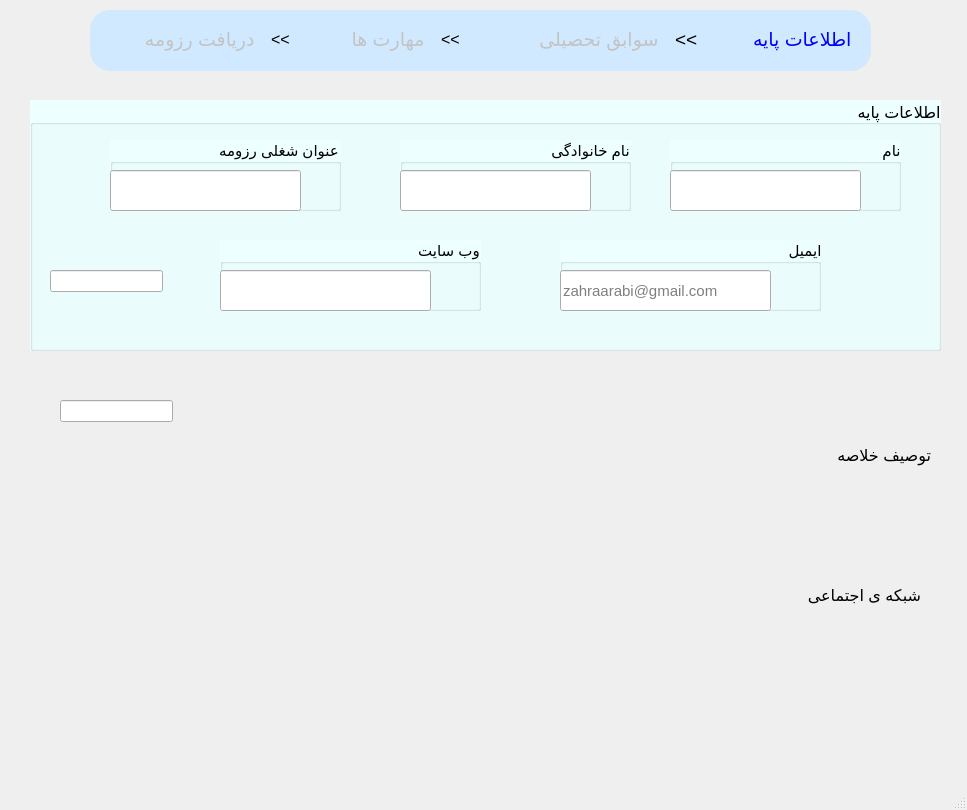
This is Form.ui in z-arabi/CV as Qt 5 draws it before an edit. The edited form follows.
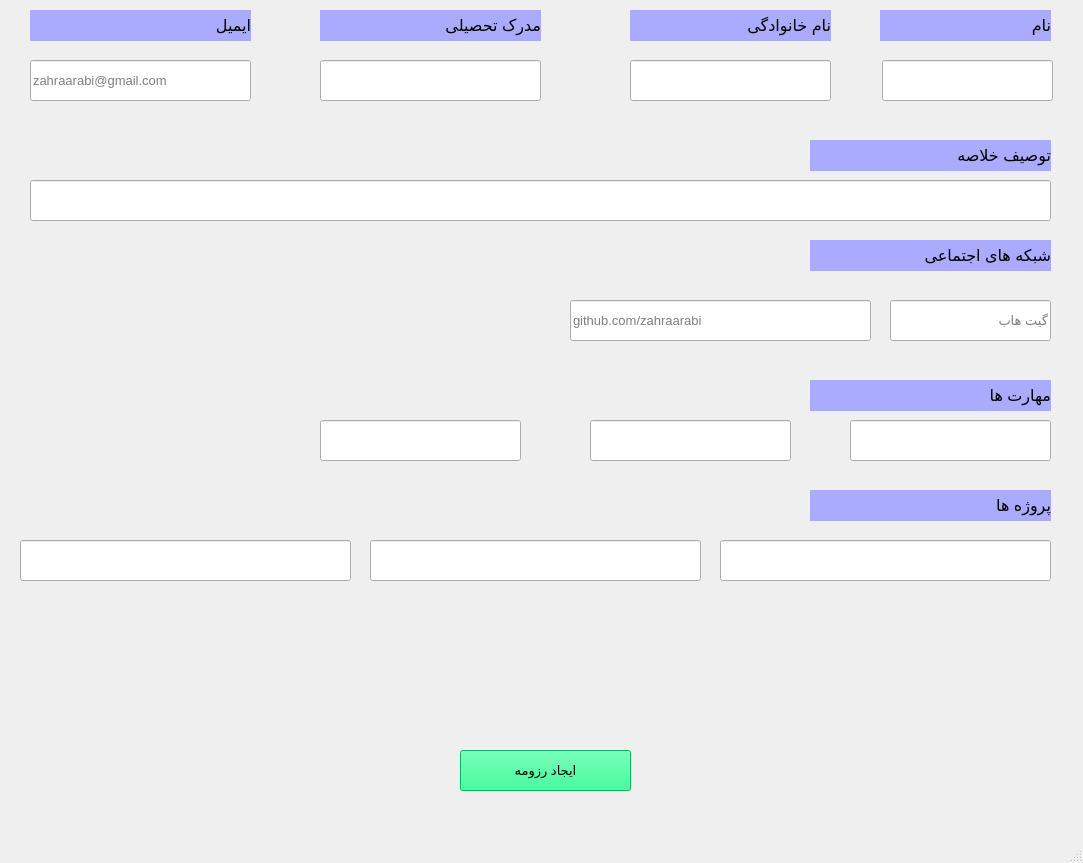
This is the edited form.

Commit message: final state but alignment has problem

What changed in the file:
```diff
--- a/Form.ui
+++ b/Form.ui
@@ -6,8 +6,8 @@
    <rect>
     <x>0</x>
     <y>0</y>
-    <width>967</width>
-    <height>810</height>
+    <width>1083</width>
+    <height>863</height>
    </rect>
   </property>
   <property name="font">
@@ -27,9 +27,9 @@
    <widget class="QLabel" name="label_4">
     <property name="geometry">
      <rect>
-      <x>760</x>
-      <y>580</y>
-      <width>161</width>
+      <x>880</x>
+      <y>10</y>
+      <width>171</width>
       <height>31</height>
      </rect>
     </property>
@@ -39,16 +39,89 @@
       <pointsize>12</pointsize>
      </font>
     </property>
+    <property name="styleSheet">
+     <string notr="true">background-color: rgb(170, 170, 255);
+border-color: rgb(0, 0, 0);</string>
+    </property>
     <property name="text">
-     <string>شبکه ی اجتماعی</string>
+     <string>نام</string>
+    </property>
+   </widget>
+   <widget class="QLabel" name="label_5">
+    <property name="geometry">
+     <rect>
+      <x>630</x>
+      <y>10</y>
+      <width>201</width>
+      <height>31</height>
+     </rect>
+    </property>
+    <property name="font">
+     <font>
+      <family>Tahoma</family>
+      <pointsize>12</pointsize>
+     </font>
+    </property>
+    <property name="styleSheet">
+     <string notr="true">background-color: rgb(170, 170, 255);
+border-color: rgb(0, 0, 0);</string>
+    </property>
+    <property name="text">
+     <string>نام خانوادگی</string>
+    </property>
+   </widget>
+   <widget class="QLabel" name="label_6">
+    <property name="geometry">
+     <rect>
+      <x>320</x>
+      <y>10</y>
+      <width>221</width>
+      <height>31</height>
+     </rect>
+    </property>
+    <property name="font">
+     <font>
+      <family>Tahoma</family>
+      <pointsize>12</pointsize>
+     </font>
+    </property>
+    <property name="styleSheet">
+     <string notr="true">background-color: rgb(170, 170, 255);
+border-color: rgb(0, 0, 0);</string>
+    </property>
+    <property name="text">
+     <string>مدرک تحصیلی</string>
     </property>
    </widget>
    <widget class="QLabel" name="label_7">
     <property name="geometry">
      <rect>
+      <x>30</x>
+      <y>10</y>
+      <width>221</width>
+      <height>31</height>
+     </rect>
+    </property>
+    <property name="font">
+     <font>
+      <family>Tahoma</family>
+      <pointsize>12</pointsize>
+     </font>
+    </property>
+    <property name="styleSheet">
+     <string notr="true">background-color: rgb(170, 170, 255);
+border-color: rgb(0, 0, 0);</string>
+    </property>
+    <property name="text">
+     <string>ایمیل</string>
+    </property>
+   </widget>
+   <widget class="QLabel" name="label_8">
+    <property name="geometry">
+     <rect>
       <x>810</x>
-      <y>440</y>
-      <width>121</width>
+      <y>140</y>
+      <width>241</width>
       <height>31</height>
      </rect>
     </property>
@@ -58,196 +131,67 @@
       <pointsize>12</pointsize>
      </font>
     </property>
+    <property name="styleSheet">
+     <string notr="true">background-color: rgb(170, 170, 255);
+border-color: rgb(0, 0, 0);</string>
+    </property>
     <property name="text">
      <string>توصیف خلاصه</string>
     </property>
    </widget>
-   <widget class="QFrame" name="mainTitle">
+   <widget class="QLabel" name="label_10">
     <property name="geometry">
      <rect>
-      <x>90</x>
-      <y>10</y>
-      <width>781</width>
-      <height>61</height>
+      <x>810</x>
+      <y>240</y>
+      <width>241</width>
+      <height>31</height>
      </rect>
     </property>
+    <property name="font">
+     <font>
+      <family>Tahoma</family>
+      <pointsize>12</pointsize>
+     </font>
+    </property>
     <property name="styleSheet">
-     <string notr="true">QFrame{
-background-color: rgb(208, 233, 255);
-border-radius: 20px
-}</string>
+     <string notr="true">background-color: rgb(170, 170, 255);
+border-color: rgb(0, 0, 0);</string>
     </property>
-    <property name="frameShape">
-     <enum>QFrame::StyledPanel</enum>
+    <property name="text">
+     <string>شبکه های اجتماعی</string>
     </property>
-    <property name="frameShadow">
-     <enum>QFrame::Raised</enum>
+   </widget>
+   <widget class="QLabel" name="label_11">
+    <property name="geometry">
+     <rect>
+      <x>810</x>
+      <y>380</y>
+      <width>241</width>
+      <height>31</height>
+     </rect>
     </property>
-    <widget class="QLabel" name="label_13">
-     <property name="geometry">
-      <rect>
-       <x>620</x>
-       <y>0</y>
-       <width>152</width>
-       <height>59</height>
-      </rect>
-     </property>
-     <property name="font">
-      <font>
-       <family>Tahoma</family>
-       <pointsize>14</pointsize>
-       <weight>50</weight>
-       <bold>false</bold>
-      </font>
-     </property>
-     <property name="styleSheet">
-      <string notr="true">QLabel{
-color: rgb(0, 0, 255);
-}</string>
-     </property>
-     <property name="text">
-      <string>  اطلاعات پایه   </string>
-     </property>
-    </widget>
-    <widget class="QLabel" name="label_15">
-     <property name="geometry">
-      <rect>
-       <x>181</x>
-       <y>0</y>
-       <width>42</width>
-       <height>59</height>
-      </rect>
-     </property>
-     <property name="font">
-      <font>
-       <family>Tahoma</family>
-       <pointsize>12</pointsize>
-      </font>
-     </property>
-     <property name="text">
-      <string>&lt;&lt;</string>
-     </property>
-    </widget>
-    <widget class="QLabel" name="label_14">
-     <property name="geometry">
-      <rect>
-       <x>229</x>
-       <y>0</y>
-       <width>116</width>
-       <height>59</height>
-      </rect>
-     </property>
-     <property name="font">
-      <font>
-       <family>Tahoma</family>
-       <pointsize>14</pointsize>
-      </font>
-     </property>
-     <property name="styleSheet">
-      <string notr="true">QLabel{
-color: rgb(195, 195, 195);
-}</string>
-     </property>
-     <property name="text">
-      <string>  مهارت ها  </string>
-     </property>
-    </widget>
-    <widget class="QLabel" name="label_16">
-     <property name="geometry">
-      <rect>
-       <x>26</x>
-       <y>0</y>
-       <width>149</width>
-       <height>59</height>
-      </rect>
-     </property>
-     <property name="font">
-      <font>
-       <family>Tahoma</family>
-       <pointsize>14</pointsize>
-      </font>
-     </property>
-     <property name="styleSheet">
-      <string notr="true">QLabel{
-color: rgb(195, 195, 195);
-}</string>
-     </property>
-     <property name="text">
-      <string>  دریافت رزومه  </string>
-     </property>
-    </widget>
-    <widget class="QLabel" name="label_17">
-     <property name="geometry">
-      <rect>
-       <x>351</x>
-       <y>0</y>
-       <width>43</width>
-       <height>59</height>
-      </rect>
-     </property>
-     <property name="font">
-      <font>
-       <family>Tahoma</family>
-       <pointsize>12</pointsize>
-      </font>
-     </property>
-     <property name="text">
-      <string>&lt;&lt;</string>
-     </property>
-    </widget>
-    <widget class="QLabel" name="label_12">
-     <property name="geometry">
-      <rect>
-       <x>585</x>
-       <y>0</y>
-       <width>42</width>
-       <height>59</height>
-      </rect>
-     </property>
-     <property name="font">
-      <font>
-       <family>Tahoma</family>
-       <pointsize>14</pointsize>
-      </font>
-     </property>
-     <property name="text">
-      <string>&lt;&lt;</string>
-     </property>
-    </widget>
-    <widget class="QLabel" name="label_18">
-     <property name="geometry">
-      <rect>
-       <x>400</x>
-       <y>0</y>
-       <width>179</width>
-       <height>59</height>
-      </rect>
-     </property>
-     <property name="font">
-      <font>
-       <family>Tahoma</family>
-       <pointsize>14</pointsize>
-       <weight>50</weight>
-       <bold>false</bold>
-      </font>
-     </property>
-     <property name="styleSheet">
-      <string notr="true">QLabel{
-color: rgb(195, 195, 195);
-}</string>
-     </property>
-     <property name="text">
-      <string>  سوابق تحصیلی  </string>
-     </property>
-    </widget>
+    <property name="font">
+     <font>
+      <family>Tahoma</family>
+      <pointsize>12</pointsize>
+     </font>
+    </property>
+    <property name="styleSheet">
+     <string notr="true">background-color: rgb(170, 170, 255);
+border-color: rgb(0, 0, 0);</string>
+    </property>
+    <property name="text">
+     <string>مهارت ها</string>
+    </property>
    </widget>
-   <widget class="QGroupBox" name="basicInformation">
+   <widget class="QLabel" name="label_12">
     <property name="geometry">
      <rect>
-      <x>30</x>
-      <y>100</y>
-      <width>911</width>
-      <height>251</height>
+      <x>810</x>
+      <y>490</y>
+      <width>241</width>
+      <height>31</height>
      </rect>
     </property>
     <property name="font">
@@ -256,245 +200,251 @@
       <pointsize>12</pointsize>
      </font>
     </property>
-    <property name="layoutDirection">
-     <enum>Qt::RightToLeft</enum>
+    <property name="styleSheet">
+     <string notr="true">background-color: rgb(170, 170, 255);
+border-color: rgb(0, 0, 0);</string>
     </property>
+    <property name="text">
+     <string>پروژه ها</string>
+    </property>
+   </widget>
+   <widget class="QLineEdit" name="Name">
+    <property name="geometry">
+     <rect>
+      <x>882</x>
+      <y>60</y>
+      <width>171</width>
+      <height>41</height>
+     </rect>
+    </property>
+    <property name="font">
+     <font>
+      <family>Tahoma</family>
+      <pointsize>10</pointsize>
+     </font>
+    </property>
+   </widget>
+   <widget class="QLineEdit" name="Family">
+    <property name="geometry">
+     <rect>
+      <x>630</x>
+      <y>60</y>
+      <width>201</width>
+      <height>41</height>
+     </rect>
+    </property>
+    <property name="font">
+     <font>
+      <family>Tahoma</family>
+      <pointsize>10</pointsize>
+     </font>
+    </property>
+   </widget>
+   <widget class="QLineEdit" name="Degree">
+    <property name="geometry">
+     <rect>
+      <x>320</x>
+      <y>60</y>
+      <width>221</width>
+      <height>41</height>
+     </rect>
+    </property>
+    <property name="font">
+     <font>
+      <family>Tahoma</family>
+      <pointsize>10</pointsize>
+     </font>
+    </property>
+   </widget>
+   <widget class="QLineEdit" name="Email">
+    <property name="geometry">
+     <rect>
+      <x>30</x>
+      <y>60</y>
+      <width>221</width>
+      <height>41</height>
+     </rect>
+    </property>
+    <property name="font">
+     <font>
+      <family>Tahoma</family>
+      <pointsize>10</pointsize>
+     </font>
+    </property>
+    <property name="placeholderText">
+     <string>zahraarabi@gmail.com</string>
+    </property>
+   </widget>
+   <widget class="QLineEdit" name="Media1">
+    <property name="geometry">
+     <rect>
+      <x>890</x>
+      <y>300</y>
+      <width>161</width>
+      <height>41</height>
+     </rect>
+    </property>
+    <property name="font">
+     <font>
+      <family>Tahoma</family>
+      <pointsize>10</pointsize>
+     </font>
+    </property>
+    <property name="placeholderText">
+     <string>گیت هاب</string>
+    </property>
+   </widget>
+   <widget class="QLineEdit" name="Media1add">
+    <property name="geometry">
+     <rect>
+      <x>570</x>
+      <y>300</y>
+      <width>301</width>
+      <height>41</height>
+     </rect>
+    </property>
+    <property name="font">
+     <font>
+      <family>Tahoma</family>
+      <pointsize>10</pointsize>
+     </font>
+    </property>
+    <property name="placeholderText">
+     <string>github.com/zahraarabi</string>
+    </property>
+   </widget>
+   <widget class="QPushButton" name="pushButton">
+    <property name="geometry">
+     <rect>
+      <x>460</x>
+      <y>750</y>
+      <width>171</width>
+      <height>41</height>
+     </rect>
+    </property>
+    <property name="font">
+     <font>
+      <family>Tahoma</family>
+      <pointsize>10</pointsize>
+     </font>
+    </property>
     <property name="styleSheet">
-     <string notr="true">QGroupBox{
-	border-color: rgb(0, 0, 127);
-	background-color: rgb(237, 255, 255);
-}</string>
+     <string notr="true">background-color: rgb(0, 255, 127);</string>
     </property>
-    <property name="title">
-     <string>اطلاعات پایه</string>
+    <property name="text">
+     <string>ایجاد رزومه</string>
     </property>
-    <property name="alignment">
-     <set>Qt::AlignLeading|Qt::AlignLeft|Qt::AlignVCenter</set>
+   </widget>
+   <widget class="QLineEdit" name="Description">
+    <property name="geometry">
+     <rect>
+      <x>30</x>
+      <y>180</y>
+      <width>1021</width>
+      <height>41</height>
+     </rect>
     </property>
-    <widget class="QGroupBox" name="name">
-     <property name="geometry">
-      <rect>
-       <x>640</x>
-       <y>40</y>
-       <width>231</width>
-       <height>71</height>
-      </rect>
-     </property>
-     <property name="font">
-      <font>
-       <family>Tahoma</family>
-       <pointsize>11</pointsize>
-      </font>
-     </property>
-     <property name="layoutDirection">
-      <enum>Qt::RightToLeft</enum>
-     </property>
-     <property name="title">
-      <string>نام</string>
-     </property>
-     <widget class="QLineEdit" name="nameEdit">
-      <property name="geometry">
-       <rect>
-        <x>0</x>
-        <y>30</y>
-        <width>191</width>
-        <height>41</height>
-       </rect>
-      </property>
-      <property name="font">
-       <font>
-        <family>Tahoma</family>
-        <pointsize>10</pointsize>
-       </font>
-      </property>
-      <property name="text">
-       <string/>
-      </property>
-      <property name="placeholderText">
-       <string/>
-      </property>
-     </widget>
-    </widget>
-    <widget class="QGroupBox" name="family">
-     <property name="geometry">
-      <rect>
-       <x>370</x>
-       <y>40</y>
-       <width>231</width>
-       <height>71</height>
-      </rect>
-     </property>
-     <property name="font">
-      <font>
-       <family>Tahoma</family>
-       <pointsize>11</pointsize>
-      </font>
-     </property>
-     <property name="layoutDirection">
-      <enum>Qt::RightToLeft</enum>
-     </property>
-     <property name="title">
-      <string>نام خانوادگی</string>
-     </property>
-     <widget class="QLineEdit" name="familyEdit">
-      <property name="geometry">
-       <rect>
-        <x>0</x>
-        <y>30</y>
-        <width>191</width>
-        <height>41</height>
-       </rect>
-      </property>
-      <property name="font">
-       <font>
-        <family>Tahoma</family>
-        <pointsize>10</pointsize>
-       </font>
-      </property>
-     </widget>
-    </widget>
-    <widget class="QGroupBox" name="email">
-     <property name="geometry">
-      <rect>
-       <x>530</x>
-       <y>140</y>
-       <width>261</width>
-       <height>71</height>
-      </rect>
-     </property>
-     <property name="font">
-      <font>
-       <family>Tahoma</family>
-       <pointsize>11</pointsize>
-      </font>
-     </property>
-     <property name="layoutDirection">
-      <enum>Qt::RightToLeft</enum>
-     </property>
-     <property name="title">
-      <string>ایمیل</string>
-     </property>
-     <widget class="QLineEdit" name="emailEdit">
-      <property name="geometry">
-       <rect>
-        <x>0</x>
-        <y>30</y>
-        <width>211</width>
-        <height>41</height>
-       </rect>
-      </property>
-      <property name="font">
-       <font>
-        <family>Tahoma</family>
-        <pointsize>11</pointsize>
-        <weight>50</weight>
-        <italic>false</italic>
-        <bold>false</bold>
-       </font>
-      </property>
-      <property name="styleSheet">
-       <string notr="true">font: 11pt &quot;Tahoma&quot;;</string>
-      </property>
-      <property name="placeholderText">
-       <string>zahraarabi@gmail.com</string>
-      </property>
-     </widget>
-    </widget>
-    <widget class="QGroupBox" name="job">
-     <property name="geometry">
-      <rect>
-       <x>80</x>
-       <y>40</y>
-       <width>231</width>
-       <height>71</height>
-      </rect>
-     </property>
-     <property name="font">
-      <font>
-       <family>Tahoma</family>
-       <pointsize>11</pointsize>
-      </font>
-     </property>
-     <property name="layoutDirection">
-      <enum>Qt::RightToLeft</enum>
-     </property>
-     <property name="title">
-      <string>عنوان شغلی رزومه</string>
-     </property>
-     <widget class="QLineEdit" name="jobEdit">
-      <property name="geometry">
-       <rect>
-        <x>0</x>
-        <y>30</y>
-        <width>191</width>
-        <height>41</height>
-       </rect>
-      </property>
-      <property name="font">
-       <font>
-        <family>Tahoma</family>
-        <pointsize>10</pointsize>
-       </font>
-      </property>
-     </widget>
-    </widget>
-    <widget class="QGroupBox" name="website">
-     <property name="geometry">
-      <rect>
-       <x>190</x>
-       <y>140</y>
-       <width>261</width>
-       <height>71</height>
-      </rect>
-     </property>
-     <property name="font">
-      <font>
-       <family>Tahoma</family>
-       <pointsize>11</pointsize>
-      </font>
-     </property>
-     <property name="layoutDirection">
-      <enum>Qt::RightToLeft</enum>
-     </property>
-     <property name="title">
-      <string>وب سایت</string>
-     </property>
-     <widget class="QLineEdit" name="websiteEdit">
-      <property name="geometry">
-       <rect>
-        <x>0</x>
-        <y>30</y>
-        <width>211</width>
-        <height>41</height>
-       </rect>
-      </property>
-      <property name="font">
-       <font>
-        <family>Tahoma</family>
-        <pointsize>10</pointsize>
-       </font>
-      </property>
-     </widget>
-    </widget>
-    <widget class="QLineEdit" name="test">
-     <property name="geometry">
-      <rect>
-       <x>20</x>
-       <y>170</y>
-       <width>113</width>
-       <height>22</height>
-      </rect>
-     </property>
-    </widget>
+    <property name="font">
+     <font>
+      <family>Tahoma</family>
+      <pointsize>10</pointsize>
+     </font>
+    </property>
    </widget>
    <widget class="QLineEdit" name="testMain">
     <property name="geometry">
      <rect>
-      <x>60</x>
-      <y>400</y>
-      <width>113</width>
-      <height>22</height>
+      <x>850</x>
+      <y>420</y>
+      <width>201</width>
+      <height>41</height>
      </rect>
+    </property>
+    <property name="font">
+     <font>
+      <family>Tahoma</family>
+      <pointsize>10</pointsize>
+     </font>
+    </property>
+   </widget>
+   <widget class="QLineEdit" name="Project2">
+    <property name="geometry">
+     <rect>
+      <x>370</x>
+      <y>540</y>
+      <width>331</width>
+      <height>41</height>
+     </rect>
+    </property>
+    <property name="font">
+     <font>
+      <family>Tahoma</family>
+      <pointsize>10</pointsize>
+     </font>
+    </property>
+   </widget>
+   <widget class="QLineEdit" name="Project1">
+    <property name="geometry">
+     <rect>
+      <x>720</x>
+      <y>540</y>
+      <width>331</width>
+      <height>41</height>
+     </rect>
+    </property>
+    <property name="font">
+     <font>
+      <family>Tahoma</family>
+      <pointsize>10</pointsize>
+     </font>
+    </property>
+   </widget>
+   <widget class="QLineEdit" name="Skill2">
+    <property name="geometry">
+     <rect>
+      <x>590</x>
+      <y>420</y>
+      <width>201</width>
+      <height>41</height>
+     </rect>
+    </property>
+    <property name="font">
+     <font>
+      <family>Tahoma</family>
+      <pointsize>10</pointsize>
+     </font>
+    </property>
+   </widget>
+   <widget class="QLineEdit" name="Skill3">
+    <property name="geometry">
+     <rect>
+      <x>320</x>
+      <y>420</y>
+      <width>201</width>
+      <height>41</height>
+     </rect>
+    </property>
+    <property name="font">
+     <font>
+      <family>Tahoma</family>
+      <pointsize>10</pointsize>
+     </font>
+    </property>
+   </widget>
+   <widget class="QLineEdit" name="Project3">
+    <property name="geometry">
+     <rect>
+      <x>20</x>
+      <y>540</y>
+      <width>331</width>
+      <height>41</height>
+     </rect>
+    </property>
+    <property name="font">
+     <font>
+      <family>Tahoma</family>
+      <pointsize>10</pointsize>
+     </font>
     </property>
    </widget>
   </widget>
```
Left out of the diff: 4 changed lines with no effect on the pictures. The commit also changes 5 other files.
